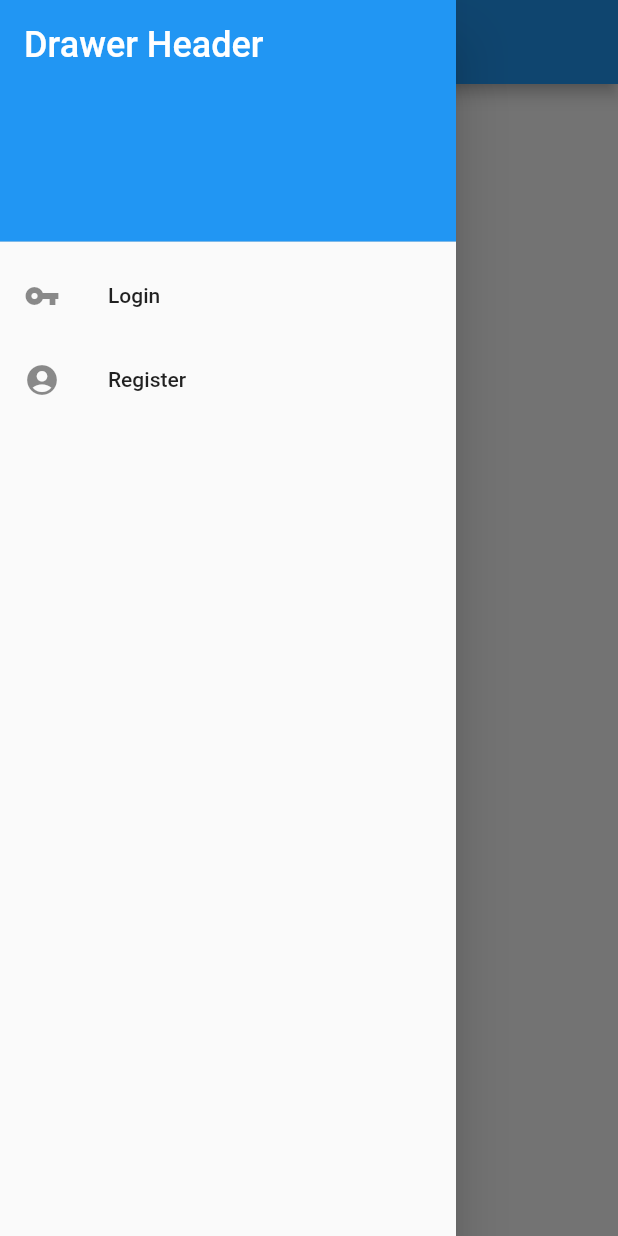
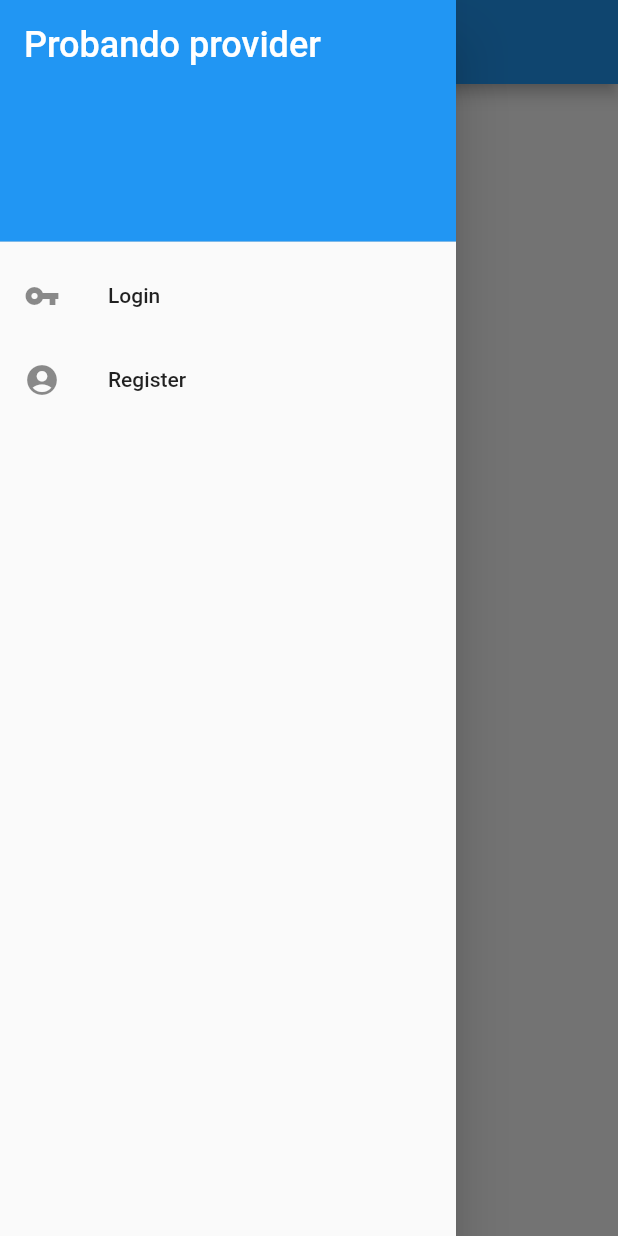
Before and after one commit to jinostrozam/crud_starterapp, a Flutter app: the screen it shows after launch, with the side drawer open, on a phone screen of 412 x 824 dp. Run offline on Flutter 3.47's test engine with Material 2 defaults, Android fonts, the phone set to English and light mode, and no system bars; our stand-ins replace email_validator, firebase_auth, firebase_core; accounts and stored records are empty.

Commit message:
adding basic provider function

```diff
--- a/lib/main.dart
+++ b/lib/main.dart
@@ -1,6 +1,7 @@
 import 'package:firebase_auth/firebase_auth.dart';
 import 'package:firebase_core/firebase_core.dart';
 import 'package:flutter/material.dart';
+import 'package:provider/provider.dart';
 import 'package:starterapp/pages/home_page.dart';
 import 'package:starterapp/pages/login_page.dart';
 import 'package:starterapp/pages/register_page.dart';
@@ -18,6 +19,7 @@ class MyApp extends StatefulWidget {
 
 class _MyAppState extends State<MyApp> {
   bool isAuthenticated = false;
+  String testProviderText = 'Probando provider';
 
   @override
   void initState() {
@@ -35,7 +37,9 @@ class _MyAppState extends State<MyApp> {
 
   @override
   Widget build(BuildContext context) {
-    return MaterialApp(
+    return Provider<String>(
+      create: (context) => testProviderText,
+      child: MaterialApp(
         debugShowCheckedModeBanner: false,
         title: 'Flutter Demo',
         theme: ThemeData(
@@ -48,6 +52,7 @@ class _MyAppState extends State<MyApp> {
           '/sign_up': (context) => RegisterPage(),
           '/login': (context) => LoginPage(),
         },
+      ),
     );
   }
 }
--- a/lib/widgets/home_drawer.dart
+++ b/lib/widgets/home_drawer.dart
@@ -2,6 +2,7 @@ import 'package:flutter/material.dart';
 import 'package:firebase_auth/firebase_auth.dart';
 import 'package:starterapp/pages/login_page.dart';
 import 'package:starterapp/pages/posts/my_posts_page.dart';
+import 'package:provider/provider.dart';
 
 class HomeDrawer extends StatelessWidget {
   HomeDrawer({Key key, this.isAuthenticated}) : super(key: key);
@@ -17,12 +18,23 @@ class HomeDrawer extends StatelessWidget {
             decoration: BoxDecoration(
               color: Colors.blue,
             ),
-            child: Text(
-              'Drawer Header',
-              style: TextStyle(
-                color: Colors.white,
-                fontSize: 24,
-              ),
+            // child: Text(
+            //   '${Provider.of<String>(context)}',
+            //   style: TextStyle(
+            //     color: Colors.white,
+            //     fontSize: 24,
+            //   ),
+            // ),
+            child: Consumer<String>(
+              builder: (context, value, child) {
+                return Text(
+                  "$value",
+                  style: TextStyle(
+                    color: Colors.white,
+                    fontSize: 24,
+                  ),
+                );
+              },
             ),
           ),
           if (!isAuthenticated) ...[
```
Lines whose indentation alone changed are shown as unchanged.
